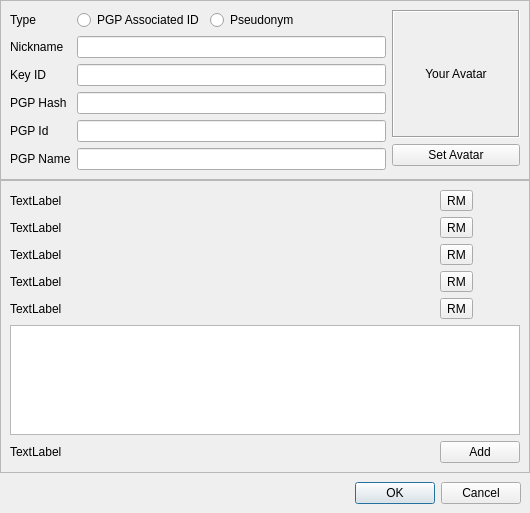
Old version of the form retroshare-gui/src/gui/Identity/IdEditDialog.ui in the repository RetroShare/RetroShare.
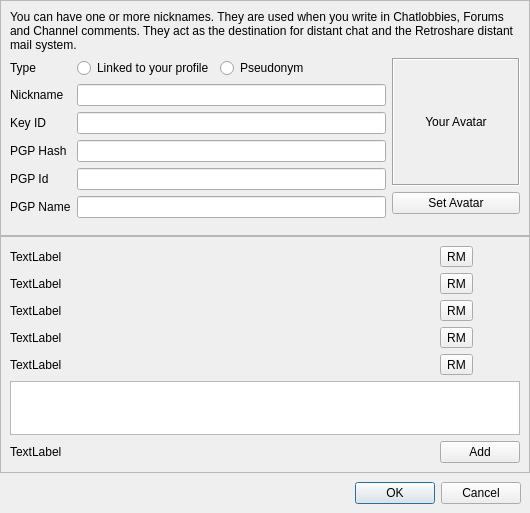
New version of the form. Icons and pictures are not drawn. Custom widgets are drawn as their Qt base class.

Commit message: improved IdEditDialog: added explanation text, removed unused space

Patch:
```diff
--- a/retroshare-gui/src/gui/Identity/IdEditDialog.ui
+++ b/retroshare-gui/src/gui/Identity/IdEditDialog.ui
@@ -45,6 +45,16 @@
       <enum>QFrame::Raised</enum>
      </property>
      <layout class="QVBoxLayout" name="verticalLayout_2">
+      <item>
+       <widget class="QLabel" name="label_7">
+        <property name="text">
+         <string>You can have one or more nicknames. They are used when you write in Chatlobbies, Forums and Channel comments. They act as the destination for distant chat and the Retroshare distant mail system.</string>
+        </property>
+        <property name="wordWrap">
+         <bool>true</bool>
+        </property>
+       </widget>
+      </item>
       <item>
        <layout class="QHBoxLayout" name="horizontalLayout">
         <item>
@@ -72,7 +82,7 @@
              </sizepolicy>
             </property>
             <property name="text">
-             <string>PGP Associated ID</string>
+             <string>Linked to your profile</string>
             </property>
             <property name="icon">
              <iconset resource="../images.qrc">
@@ -417,7 +427,7 @@
  <customwidgets>
   <customwidget>
    <class>HeaderFrame</class>
-   <extends>QWidget</extends>
+   <extends>QFrame</extends>
    <header>gui/common/HeaderFrame.h</header>
   </customwidget>
  </customwidgets>
```
Left out of the diff: 25 changed lines with no effect on the pictures. The commit also changes 1 other file.
